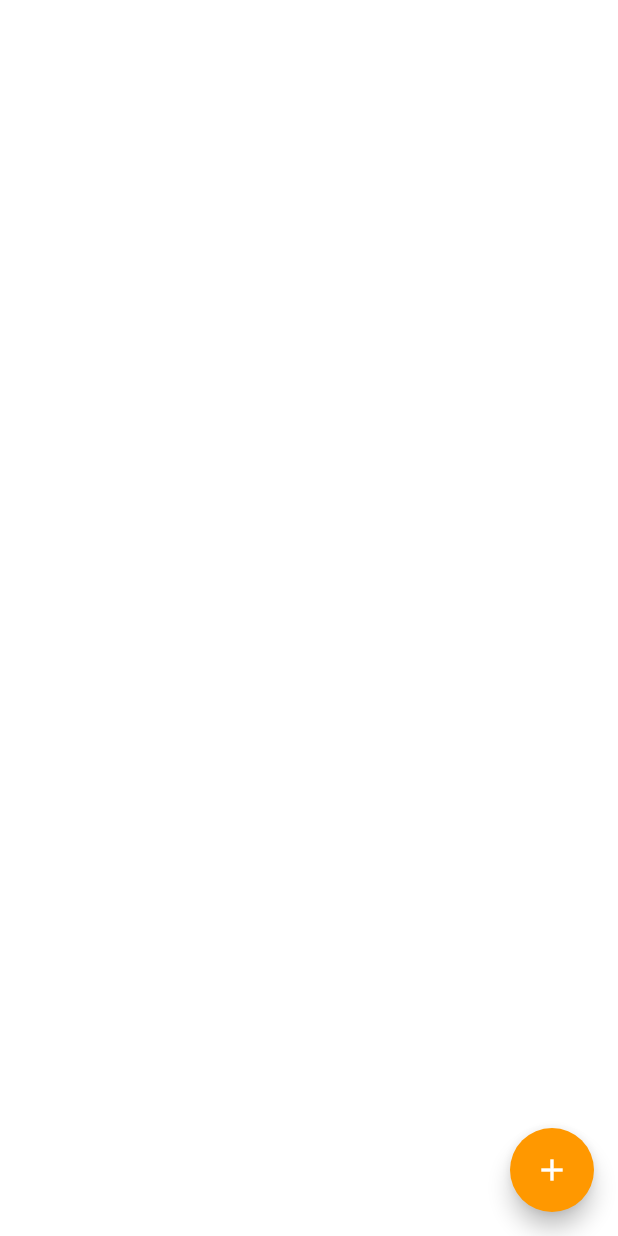
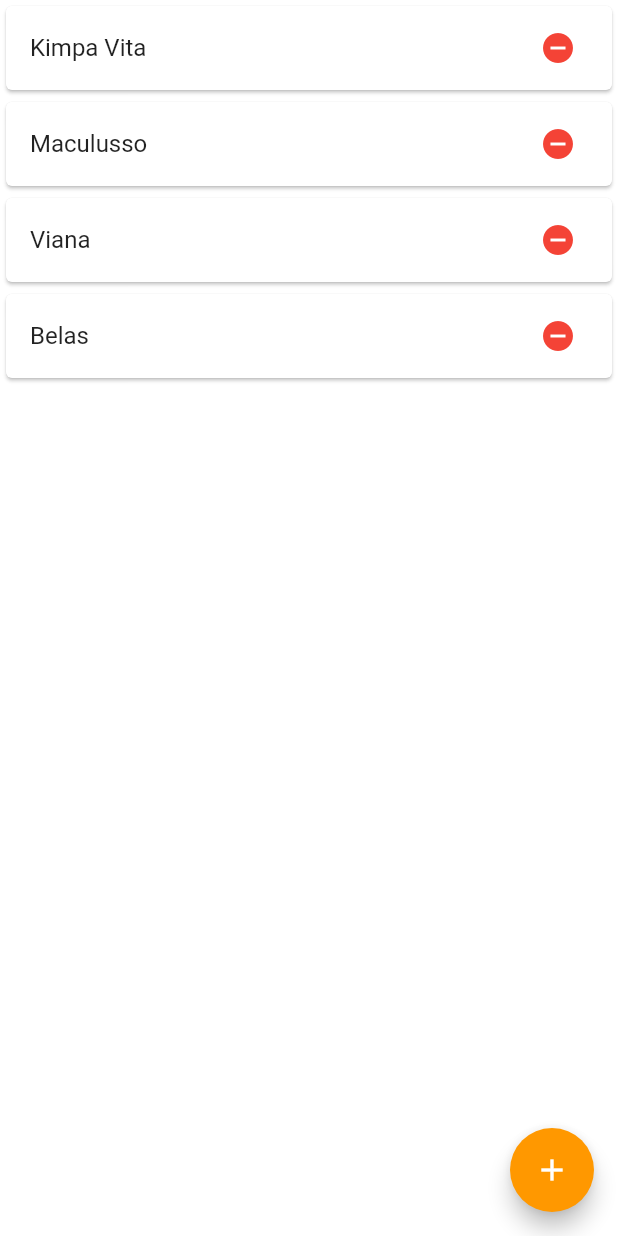
Before and after one commit to duanswer/MCX-online, a Flutter app: the ChooseAtm screen opened directly, on a phone screen of 412 x 824 dp. Run offline on Flutter 3.47's test engine with Material 2 defaults, Android fonts, the phone set to English and light mode, and no system bars; our stand-ins replace geolocator, google_maps_flutter; missing offline and left inert: search_map_place.

Commit message:
Building choose ATM class for favorutes ATMs

```diff
--- a/lib/ui/tabs/widgets/shoose_atm.dart
+++ b/lib/ui/tabs/widgets/shoose_atm.dart
@@ -6,6 +6,10 @@ class ChooseAtm extends StatefulWidget {
 }
 
 class _ChooseAtmState extends State<ChooseAtm> {
+  List _listATM = ["Kimpa Vita", "Maculusso", "Viana", "Belas"];
+
+  _openMap() {}
+  _removeATM() {}
   @override
   Widget build(BuildContext context) {
     return Scaffold(
@@ -18,6 +22,41 @@ class _ChooseAtmState extends State<ChooseAtm> {
         ),
         backgroundColor: Colors.orange,
       ),
+      body: Column(
+        children: <Widget>[
+          Expanded(
+              child: ListView.builder(
+            itemCount: _listATM.length,
+            itemBuilder: (context, index) {
+              String title = _listATM[index];
+              return GestureDetector(
+                onTap: () {
+                  _openMap();
+                },
+                child: Card(
+                  child: ListTile(
+                    title: Text(title),
+                    trailing: Row(
+                      mainAxisSize: MainAxisSize.min,
+                      children: <Widget>[
+                        GestureDetector(
+                          onTap: () {
+                            _removeATM();
+                          },
+                          child: Padding(
+                            padding: EdgeInsets.all(8),
+                            child: Icon(Icons.remove_circle, color: Colors.red),
+                          ),
+                        )
+                      ],
+                    ),
+                  ),
+                ),
+              );
+            },
+          ))
+        ],
+      ),
     );
   }
 }
```
